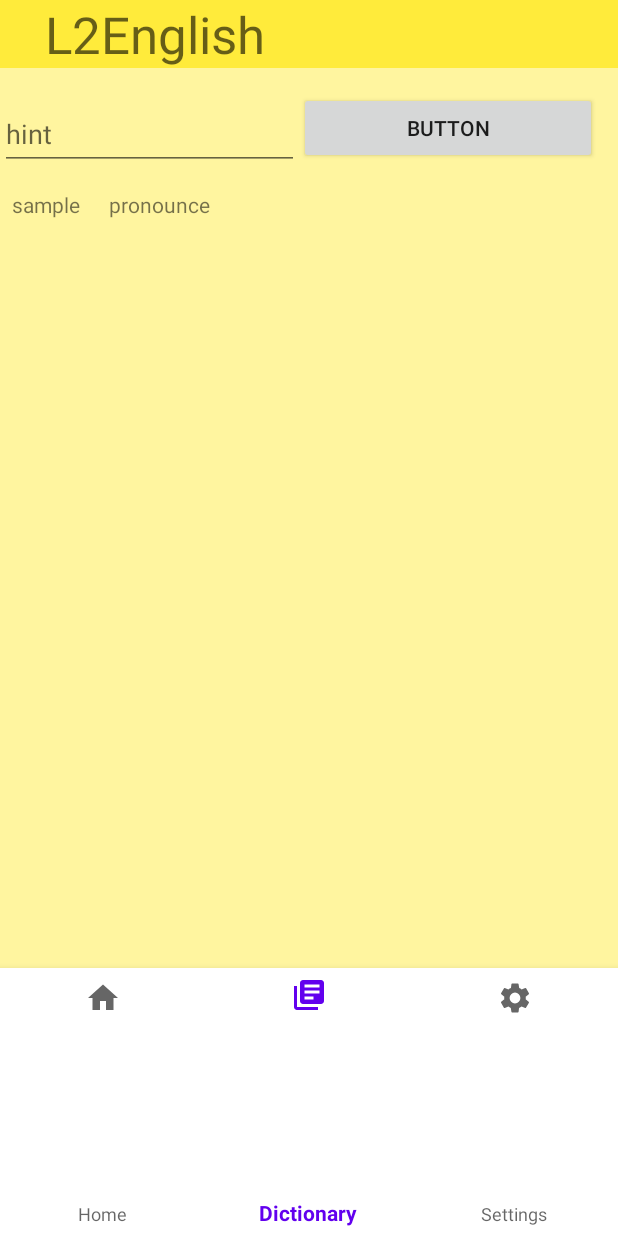
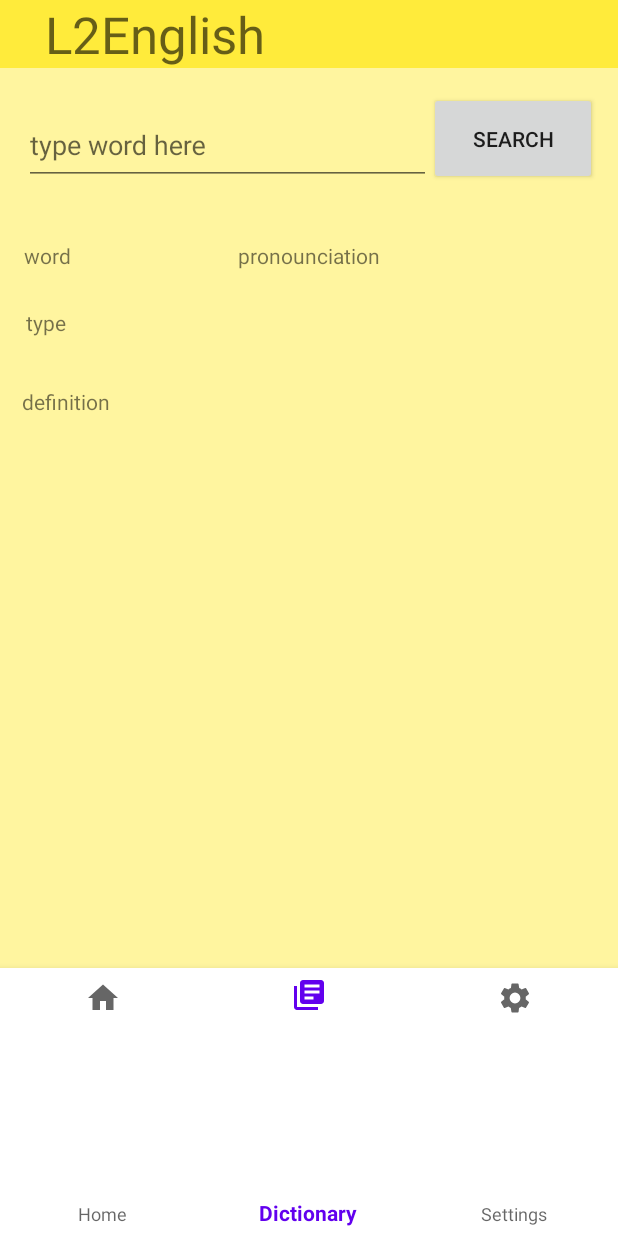
Before and after one commit to MaryJ0yc3/infs3634-group77, an Android app: the screen it shows after launch (MainActivity), item 2 of the bottom bar chosen, on a phone screen of 412 x 824 dp. Run offline under Robolectric (Android 15) with nearby library versions, the phone set to English and light mode, and no system bars.

Commit message:
dictionary but without searching ability

```diff
--- a/app/src/main/java/com/example/infs3634_group77/DictionaryScreenFragment.java
+++ b/app/src/main/java/com/example/infs3634_group77/DictionaryScreenFragment.java
@@ -1,28 +1,49 @@
 package com.example.infs3634_group77;
 
+import android.os.AsyncTask;
 import android.os.Bundle;
 
 import androidx.fragment.app.Fragment;
 
+import android.util.Log;
 import android.view.LayoutInflater;
 import android.view.View;
 import android.view.ViewGroup;
+import android.widget.Button;
+import android.widget.ImageView;
+import android.widget.TextView;
+
+import com.example.infs3634_group77.Entities.DefinitionResponse;
+import com.example.infs3634_group77.Helpers.DefinitionService;
+import com.google.android.material.textfield.TextInputEditText;
+
+import java.io.IOException;
+
+import retrofit2.Call;
+import retrofit2.Response;
+import retrofit2.Retrofit;
+import retrofit2.converter.gson.GsonConverterFactory;
 
 
 public class DictionaryScreenFragment extends Fragment {
+    private String TAG = "DictionaryFragment";
+    TextInputEditText edit;
+    String pronounce;
+    String type;
+    String definition;
+    ImageView image;
+    String input;
 
     // Dictionary search page which allows users to search for a word from the api and get a result
 
-
-    public DictionaryScreenFragment() {}
-
+    public DictionaryScreenFragment() {
+    }
 
 
     @Override
     public void onCreate(Bundle savedInstanceState) {
         super.onCreate(savedInstanceState);
         if (getArguments() != null) {
-//
         }
     }
 
@@ -30,6 +51,57 @@ public class DictionaryScreenFragment extends Fragment {
     public View onCreateView(LayoutInflater inflater, ViewGroup container,
                              Bundle savedInstanceState) {
         // Inflate the layout for this fragment
-        return inflater.inflate(R.layout.fragment_learning_screen, container, false);
+        View v = inflater.inflate(R.layout.fragment_learning_screen, container, false);
+
+        edit = v.findViewById(R.id.type_word);
+        Button search = v.findViewById(R.id.searchbtn);
+        search.setOnClickListener(new View.OnClickListener() {
+            @Override
+            public void onClick(View v) {
+                input = String.valueOf(edit.getText());
+                updateUi();
+            }
+        });
+
+
+        return v;
+    }
+
+    private void updateUi() {
+        View v = getView();
+        if (v != null && (input != null || definition != null || pronounce != null || type != null)) {
+            ((TextView) v.findViewById(R.id.wordtv)).setText(input);
+            ((TextView) v.findViewById(R.id.definitiontv)).setText(definition);
+            ((TextView) v.findViewById(R.id.pronouncetv)).setText(pronounce);
+            ((TextView) v.findViewById(R.id.typetv)).setText(type);
+        }
+    }
+
+    private class GetDefinitionTask extends AsyncTask<Void, Void, DefinitionResponse> {
+        String authToken = ("Token 14bffab1e7b99dd69186fac5837139842c67aab5");
+
+        @Override
+        protected DefinitionResponse doInBackground(Void... voids) {
+            Log.d(TAG, "doInBackground: Start");
+            try {
+                Retrofit retrofit = new Retrofit.Builder()
+                        .baseUrl("https://owlbot.info/")
+                        .addConverterFactory(GsonConverterFactory.create())
+                        .build();
+                DefinitionService service = retrofit.create(DefinitionService.class);
+
+                //NEED TO MODIFY
+                Call<DefinitionResponse> call = service.getDefinitions(input, authToken);
+                Log.d(TAG, "doInBackground: getDefinitions finished");
+                Response<DefinitionResponse> definitionResponse = call.execute();
+                Log.d(TAG, "doInBackground: definitionResponse execute");
+                DefinitionResponse wordDetail = definitionResponse.body();
+                return wordDetail;
+            } catch (IOException e) {
+                Log.d(TAG, "doInBackground: API call failed");
+                e.printStackTrace();
+                return null;
+            }
+        }
     }
 }
--- a/app/src/main/res/layout/fragment_learning_screen.xml
+++ b/app/src/main/res/layout/fragment_learning_screen.xml
@@ -8,60 +8,78 @@
 
     <com.google.android.material.textfield.TextInputLayout
         android:id="@+id/textInputLayout"
-        android:layout_width="0dp"
-        android:layout_height="wrap_content"
-        android:layout_marginTop="12dp"
-        app:layout_constraintEnd_toStartOf="@+id/button"
+        android:layout_width="271dp"
+        android:layout_height="62dp"
+        android:layout_marginStart="16dp"
+        android:layout_marginTop="16dp"
         app:layout_constraintStart_toStartOf="parent"
         app:layout_constraintTop_toTopOf="parent">
 
         <com.google.android.material.textfield.TextInputEditText
+            android:id="@+id/type_word"
             android:layout_width="match_parent"
-            android:layout_height="wrap_content"
-            android:hint="hint" />
+            android:layout_height="match_parent"
+            android:hint="type word here" />
     </com.google.android.material.textfield.TextInputLayout>
 
     <Button
-        android:id="@+id/button"
-        android:layout_width="0dp"
-        android:layout_height="wrap_content"
-        android:layout_marginTop="4dp"
+        android:id="@+id/searchbtn"
+        android:layout_width="112dp"
+        android:layout_height="0dp"
         android:layout_marginEnd="14dp"
-        android:text="Button"
+        android:text="Search"
+        app:layout_constraintBottom_toBottomOf="@+id/textInputLayout"
         app:layout_constraintEnd_toEndOf="parent"
-        app:layout_constraintStart_toEndOf="@+id/textInputLayout"
         app:layout_constraintTop_toTopOf="@+id/textInputLayout" />
 
     <TextView
-        android:id="@+id/textView3"
+        android:id="@+id/wordtv"
         android:layout_width="wrap_content"
         android:layout_height="wrap_content"
-        android:layout_marginStart="8dp"
-        android:layout_marginTop="13dp"
-        android:text="sample"
+        android:layout_marginStart="16dp"
+        android:text="word"
+        app:layout_constraintBottom_toBottomOf="@+id/pronouncetv"
+        app:layout_constraintStart_toStartOf="parent"
+        app:layout_constraintTop_toTopOf="@+id/pronouncetv" />
+
+    <TextView
+        android:id="@+id/pronouncetv"
+        android:layout_width="wrap_content"
+        android:layout_height="wrap_content"
+        android:layout_marginTop="37dp"
+        android:text="pronounciation"
+        app:layout_constraintEnd_toEndOf="parent"
         app:layout_constraintStart_toStartOf="parent"
         app:layout_constraintTop_toBottomOf="@+id/textInputLayout" />
 
     <TextView
-        android:id="@+id/textView5"
+        android:id="@+id/typetv"
         android:layout_width="wrap_content"
         android:layout_height="wrap_content"
-        android:layout_marginStart="19dp"
-        android:layout_marginBottom="9dp"
-        android:text="pronounce"
-        app:layout_constraintBottom_toTopOf="@+id/recyclerView"
-        app:layout_constraintStart_toEndOf="@+id/textView3" />
+        android:layout_marginStart="17dp"
+        android:layout_marginTop="25dp"
+        android:text="type"
+        app:layout_constraintStart_toStartOf="parent"
+        app:layout_constraintTop_toBottomOf="@+id/wordtv" />
 
-    <androidx.recyclerview.widget.RecyclerView
-        android:id="@+id/recyclerView"
-        android:layout_width="0dp"
-        android:layout_height="0dp"
-        android:layout_marginStart="1dp"
-        android:layout_marginTop="9dp"
-        android:layout_marginEnd="1dp"
-        android:layout_marginBottom="1dp"
+    <TextView
+        android:id="@+id/definitiontv"
+        android:layout_width="wrap_content"
+        android:layout_height="wrap_content"
+        android:layout_marginTop="33dp"
+        android:text="definition"
+        app:layout_constraintEnd_toEndOf="@+id/typetv"
+        app:layout_constraintStart_toEndOf="@+id/typetv"
+        app:layout_constraintTop_toBottomOf="@+id/typetv" />
+
+    <ImageView
+        android:id="@+id/imageView"
+        android:layout_width="wrap_content"
+        android:layout_height="wrap_content"
+        android:layout_marginBottom="102dp"
         app:layout_constraintBottom_toBottomOf="parent"
         app:layout_constraintEnd_toEndOf="parent"
         app:layout_constraintStart_toStartOf="parent"
-        app:layout_constraintTop_toBottomOf="@+id/textView3" />
+        tools:src="@tools:sample/avatars" />
+
 </androidx.constraintlayout.widget.ConstraintLayout>
```
